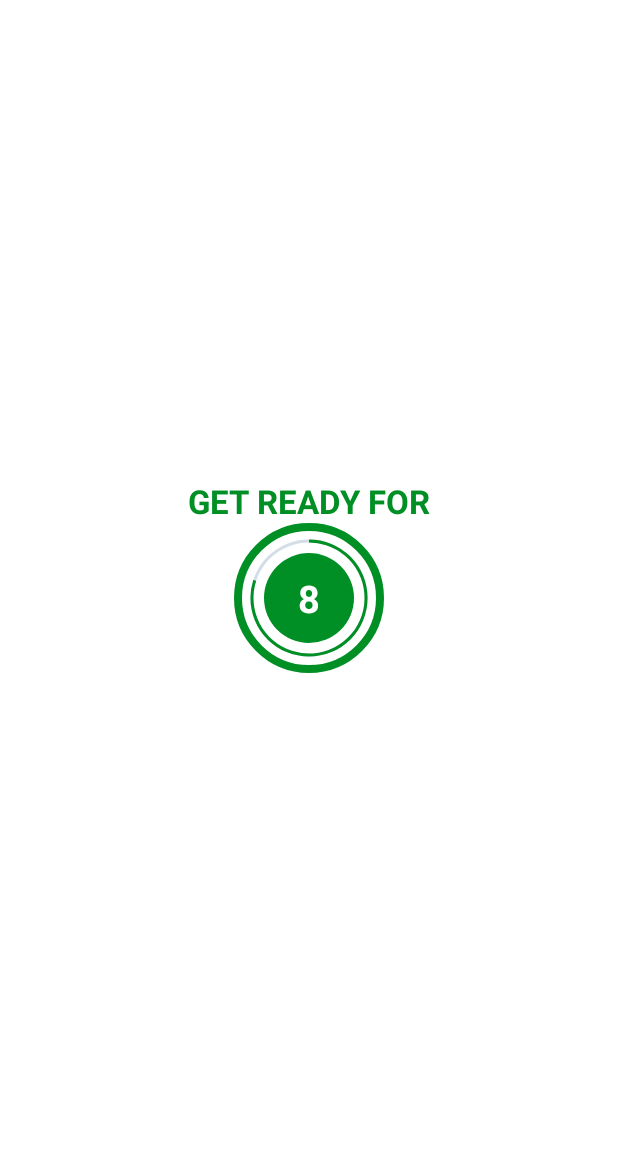
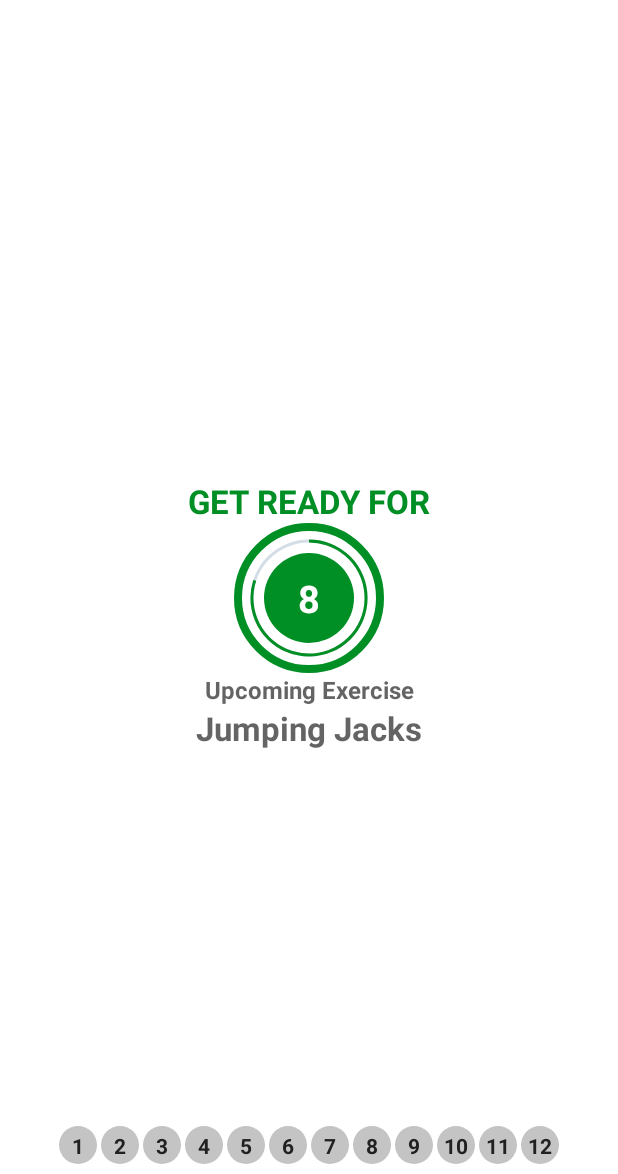
Before and after one commit to viraj-ashar/7-Minutes-Workout, an Android app: the ExcerciseActivity screen opened directly, with no data from a screen before it, on a phone screen of 412 x 824 dp, the part 62-1236 px from its top. Run offline under Robolectric (Android 15) with nearby library versions, the phone set to English and light mode, and no system bars.

Commit message:
146:2:34

```diff
--- a/app/src/main/AndroidManifest.xml
+++ b/app/src/main/AndroidManifest.xml
@@ -1,6 +1,12 @@
 <?xml version="1.0" encoding="utf-8"?>
 <manifest xmlns:android="http://schemas.android.com/apk/res/android"
     package="com.example.a7minuteworkout">
+
+    <queries>
+        <intent>
+            <action android:name="android.intent.action.TTS_SERVICE"/>
+        </intent>
+    </queries>
 
     <application
         android:allowBackup="true"
--- a/app/src/main/java/com/example/a7minuteworkout/Constants.kt
+++ b/app/src/main/java/com/example/a7minuteworkout/Constants.kt
@@ -105,7 +105,7 @@ object Constants {
         exerciseList.add(pushUpAndRotation)
 
         val sidePlank = ExerciseModel(
-            9,
+            12,
             "Side Plank",
             R.drawable.ic_side_plank,
             false,
--- a/app/src/main/java/com/example/a7minuteworkout/ExcerciseActivity.kt
+++ b/app/src/main/java/com/example/a7minuteworkout/ExcerciseActivity.kt
@@ -1,14 +1,20 @@
 package com.example.a7minuteworkout
 
+import android.media.MediaPlayer
+import android.net.Uri
 import androidx.appcompat.app.AppCompatActivity
 import android.os.Bundle
 import android.os.CountDownTimer
+import android.speech.tts.TextToSpeech
 import android.view.View
 import android.widget.Toast
+import androidx.recyclerview.widget.LinearLayoutManager
 import com.example.a7minuteworkout.databinding.ActivityExcerciseBinding
 import com.example.a7minuteworkout.databinding.ActivityMainBinding
+import java.util.*
+import kotlin.collections.ArrayList
 
-class ExcerciseActivity : AppCompatActivity() {
+class ExcerciseActivity : AppCompatActivity(), TextToSpeech.OnInitListener {
     private var binding: ActivityExcerciseBinding? = null
 
     private var restTimer: CountDownTimer? = null
@@ -19,6 +25,11 @@ class ExcerciseActivity : AppCompatActivity() {
 
     private var exerciseList: ArrayList<ExerciseModel>? = null
     private var currentExercisePosition = -1
+
+    private var tts: TextToSpeech? = null
+    private var player: MediaPlayer? = null
+
+    private var exerciseAdapter: ExerciseStatusAdapter? = null
 
     override fun onCreate(savedInstanceState: Bundle?) {
         super.onCreate(savedInstanceState)
@@ -32,6 +43,8 @@ class ExcerciseActivity : AppCompatActivity() {
 
         setContentView(binding?.root)
 
+        tts = TextToSpeech(this, this)
+
         exerciseList = Constants.defaultexerciseList()
 
         binding?.tbExcersise?.setNavigationOnClickListener {
@@ -39,19 +52,45 @@ class ExcerciseActivity : AppCompatActivity() {
         }
 
         setupRestView()
+        setupExerciseStatusRecyclerView()
+    }
+
+    private fun setupExerciseStatusRecyclerView() {
+        binding?.rvExerciseStatus?.layoutManager =
+            LinearLayoutManager(this, LinearLayoutManager.HORIZONTAL, false)
+
+        exerciseAdapter = ExerciseStatusAdapter(exerciseList!!)
+        binding?.rvExerciseStatus?.adapter = exerciseAdapter
     }
 
     private fun setupRestView() {
+        if (currentExercisePosition + 1 > 0) {
+            try {
+                val soundUri =
+                    Uri.parse("android.resource://com.example.a7minuteworkout/" + R.raw.workout_completed)
+                player = MediaPlayer.create(applicationContext, soundUri)
+                player?.isLooping = false
+                player?.start()
+            } catch (e: Exception) {
+                e.printStackTrace()
+            }
+        }
+
         binding?.flRestView?.visibility = View.VISIBLE
         binding?.tvTitle?.visibility = View.VISIBLE
         binding?.tvExerciseName?.visibility = View.INVISIBLE
         binding?.flExerciseView?.visibility = View.INVISIBLE
         binding?.ivImage?.visibility = View.INVISIBLE
+        binding?.tvUpcominglabel?.visibility = View.VISIBLE
+        binding?.tvUpcomingExerciseName?.visibility = View.VISIBLE
 
         if (restTimer != null) {
             restTimer?.cancel()
             restProgress = 0
         }
+
+        binding?.tvUpcomingExerciseName?.text =
+            exerciseList!![currentExercisePosition + 1].getName()
 
         setRestProgressBar()
     }
@@ -78,11 +117,15 @@ class ExcerciseActivity : AppCompatActivity() {
         binding?.tvExerciseName?.visibility = View.VISIBLE
         binding?.flExerciseView?.visibility = View.VISIBLE
         binding?.ivImage?.visibility = View.VISIBLE
+        binding?.tvUpcominglabel?.visibility = View.INVISIBLE
+        binding?.tvUpcomingExerciseName?.visibility = View.INVISIBLE
 
         if (exerciseTimer != null) {
             exerciseTimer?.cancel()
             exerciseProgress = 0
         }
+
+        speakOut(exerciseList!![currentExercisePosition].getName())
 
         binding?.ivImage?.setImageResource(exerciseList!![currentExercisePosition].getImage())
         binding?.tvExerciseName?.text = exerciseList!![currentExercisePosition].getName()
@@ -129,6 +172,36 @@ class ExcerciseActivity : AppCompatActivity() {
             exerciseProgress = 0
         }
 
+        if (tts != null) {
+            tts!!.stop()
+            tts!!.shutdown()
+        }
+
+        if (player != null) {
+            player!!.stop()
+        }
+
         binding = null
     }
+
+    private fun speakOut(text: String) {
+        tts?.setPitch(0.75f)
+        tts?.setSpeechRate(0.8f)
+        tts?.speak(text, TextToSpeech.QUEUE_FLUSH, null, "")
+    }
+
+    override fun onInit(status: Int) {
+        if (status == TextToSpeech.SUCCESS) {
+            val result = tts!!.setLanguage(Locale.CANADA)
+
+            if (result == TextToSpeech.LANG_MISSING_DATA ||
+                result == TextToSpeech.LANG_NOT_SUPPORTED
+            ) {
+                Toast.makeText(this, "Language Specified Is Not Supported.", Toast.LENGTH_LONG)
+                    .show()
+            }
+        } else {
+            Toast.makeText(this, "Initialization Failed", Toast.LENGTH_LONG).show()
+        }
+    }
 }
--- /dev/null
+++ b/app/src/main/java/com/example/a7minuteworkout/ExerciseStatusAdapter.kt
@@ -0,0 +1,31 @@
+package com.example.a7minuteworkout
+
+import android.view.LayoutInflater
+import android.view.ViewGroup
+import androidx.recyclerview.widget.RecyclerView
+import com.example.a7minuteworkout.databinding.ActivityExcerciseBinding
+import com.example.a7minuteworkout.databinding.ItemExerciseStatusBinding
+
+class ExerciseStatusAdapter(val items: ArrayList<ExerciseModel>) :
+    RecyclerView.Adapter<ExerciseStatusAdapter.ViewHolder>() {
+
+    class ViewHolder(binding: ItemExerciseStatusBinding) :
+        RecyclerView.ViewHolder(binding.root) {
+        var tvItem = binding.tvItem
+    }
+
+    override fun onCreateViewHolder(parent: ViewGroup, viewType: Int): ViewHolder {
+        return ViewHolder(
+            ItemExerciseStatusBinding.inflate(LayoutInflater.from(parent.context), parent, false)
+        )
+    }
+
+    override fun onBindViewHolder(holder: ViewHolder, position: Int) {
+        val model:ExerciseModel = items[position]
+        holder.tvItem.text = model.getId().toString()
+    }
+
+    override fun getItemCount(): Int {
+        return items.size
+    }
+}
--- /dev/null
+++ b/app/src/main/res/drawable/item_circular_color_gray_background.xml
@@ -0,0 +1,5 @@
+<?xml version="1.0" encoding="utf-8"?>
+<shape xmlns:android="http://schemas.android.com/apk/res/android"
+    android:shape="oval">
+    <solid android:color="@color/lightGrey"></solid>
+</shape>
--- a/app/src/main/res/layout/activity_excercise.xml
+++ b/app/src/main/res/layout/activity_excercise.xml
@@ -67,8 +67,34 @@
                 android:textSize="25sp"
                 android:textStyle="bold" />
         </LinearLayout>
+    </FrameLayout>
 
-    </FrameLayout>
+    <TextView
+        android:id="@+id/tvUpcominglabel"
+        android:layout_width="wrap_content"
+        android:layout_height="wrap_content"
+        android:text="Upcoming Exercise"
+        android:textColor="@color/colorPrimary"
+        android:textSize="16sp"
+        android:textStyle="bold"
+        app:layout_constraintEnd_toEndOf="parent"
+        app:layout_constraintStart_toStartOf="parent"
+        app:layout_constraintTop_toBottomOf="@id/flRestView"
+        app:layout_constraintBottom_toTopOf="@id/tvUpcomingExerciseName"
+        tools:visibility="visible"/>
+
+    <TextView
+        android:id="@+id/tvUpcomingExerciseName"
+        android:layout_width="wrap_content"
+        android:layout_height="wrap_content"
+        android:text="Exercise Name2"
+        android:textColor="@color/colorPrimary"
+        android:textSize="22sp"
+        android:textStyle="bold"
+        app:layout_constraintEnd_toEndOf="parent"
+        app:layout_constraintStart_toStartOf="parent"
+        app:layout_constraintTop_toBottomOf="@id/tvUpcominglabel"
+        />
 
     <ImageView
         android:id="@+id/ivImage"
@@ -101,7 +127,7 @@
         android:layout_margin="10dp"
         android:background="@drawable/item_circular_color_accent_border"
         android:visibility="gone"
-        app:layout_constraintBottom_toBottomOf="parent"
+        app:layout_constraintBottom_toBottomOf="@id/rvExerciseStatus"
         app:layout_constraintEnd_toEndOf="parent"
         app:layout_constraintStart_toStartOf="parent"
         app:layout_constraintTop_toBottomOf="@id/tvExerciseName"
@@ -136,6 +162,16 @@
                 android:textSize="25sp"
                 android:textStyle="bold" />
         </LinearLayout>
+    </FrameLayout>
 
-    </FrameLayout>
+    <androidx.recyclerview.widget.RecyclerView
+        android:id="@+id/rvExerciseStatus"
+        android:layout_width="wrap_content"
+        android:layout_height="wrap_content"
+        android:layout_margin="5dp"
+        app:layout_constraintLeft_toLeftOf="parent"
+        app:layout_constraintRight_toRightOf="parent"
+        app:layout_constraintTop_toBottomOf="@id/flExerciseView"
+        app:layout_constraintBottom_toBottomOf="parent"/>
+
 </androidx.constraintlayout.widget.ConstraintLayout>
--- /dev/null
+++ b/app/src/main/res/layout/item_exercise_status.xml
@@ -0,0 +1,15 @@
+<?xml version="1.0" encoding="utf-8"?>
+<TextView xmlns:android="http://schemas.android.com/apk/res/android"
+    xmlns:tools="http://schemas.android.com/tools"
+    android:id="@+id/tvItem"
+    android:layout_width="25dp"
+    android:layout_height="25dp"
+    android:layout_margin="1dp"
+    android:background="@drawable/item_circular_color_gray_background"
+    android:gravity="center"
+    android:padding="3dp"
+    android:text="1"
+    android:textColor="#212121"
+    android:textSize="14sp"
+    android:textStyle="bold"
+    />
```
Also changed, not shown: 1 other file.
